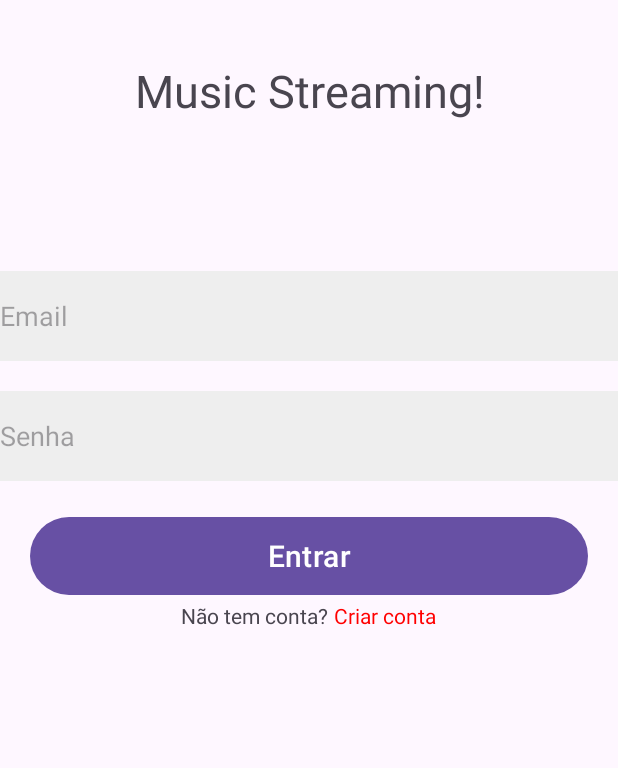
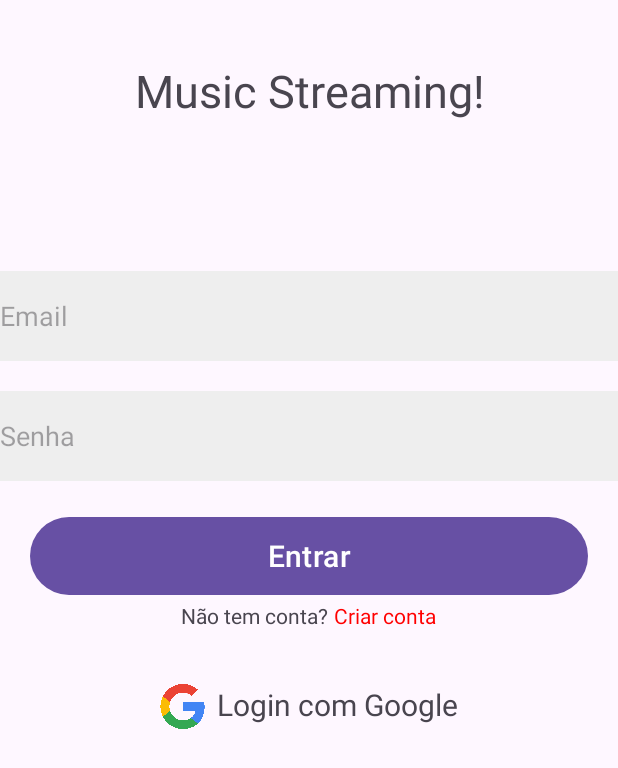
Before and after one commit to V1nic1us/music-streaming-app, an Android app: the screen it shows after launch (LoginScreen), on a phone screen of 412 x 824 dp. Shown: the top 768 px of the screen. Run offline under Robolectric (Android 15) with nearby library versions, the phone set to English and light mode, and no system bars; our stand-ins replace Firebase (no records; nobody signed in at launch, a user with empty details on screens opened directly).

Commit message:
feat: added login by google

```diff
--- a/app/build.gradle.kts
+++ b/app/build.gradle.kts
@@ -54,4 +54,6 @@ dependencies {
     implementation("com.google.firebase:firebase-auth")
     implementation("com.google.firebase:firebase-firestore")
 
+    implementation("com.google.android.gms:play-services-auth:21.2.0")
+
 }
--- a/app/src/main/java/com/v1nic1us/music_streaming_app/LoginScreen.kt
+++ b/app/src/main/java/com/v1nic1us/music_streaming_app/LoginScreen.kt
@@ -1,6 +1,8 @@
 package com.v1nic1us.music_streaming_app
 
+import android.content.ContentProviderClient
 import android.content.Intent
+import android.content.IntentSender
 import android.os.Bundle
 import android.util.Log
 import android.widget.Toast
@@ -8,7 +10,11 @@ import androidx.activity.enableEdgeToEdge
 import androidx.appcompat.app.AppCompatActivity
 import androidx.core.view.ViewCompat
 import androidx.core.view.WindowInsetsCompat
+import com.google.android.gms.auth.api.identity.BeginSignInRequest
+import com.google.android.gms.auth.api.identity.Identity
+import com.google.android.gms.auth.api.identity.SignInClient
 import com.google.firebase.auth.FirebaseAuth
+import com.google.firebase.auth.GoogleAuthProvider
 import com.google.firebase.auth.ktx.auth
 import com.google.firebase.ktx.Firebase
 import com.v1nic1us.music_streaming_app.databinding.ActivityLoginScreenBinding
@@ -16,8 +22,40 @@ import com.v1nic1us.music_streaming_app.databinding.ActivityRegisterScreenBindin
 
 class LoginScreen : AppCompatActivity() {
 
+    private val REQ_ONE_TAP = 2
     private lateinit var auth: FirebaseAuth
     private var binding: ActivityLoginScreenBinding? = null
+    private lateinit var  oneTapClient: SignInClient
+    private lateinit var signInRequest: BeginSignInRequest
+
+    override fun onActivityResult(requestCode: Int, resultCode: Int, data: Intent?) {
+        super.onActivityResult(requestCode, resultCode, data)
+
+        when (requestCode) {
+            REQ_ONE_TAP -> {
+                val credential = oneTapClient.getSignInCredentialFromIntent(data)
+                val idToken = credential.googleIdToken
+
+                when {
+                    idToken != null -> {
+                        Log.d(TAG, "Got ID Token.")
+                        val firebaseAuthCredential = GoogleAuthProvider.getCredential(idToken, null)
+                        auth.signInWithCredential(firebaseAuthCredential).addOnCompleteListener { task ->
+                            if(task.isSuccessful){
+                                var intent = Intent(this@LoginScreen, MainActivity::class.java)
+                                startActivity(intent)
+                                Log.d(TAG, "signInWithCredential:Success")
+                            } else {
+                                Log.d(TAG, "signInWithCredential:Failure", task.exception)
+                            }
+                        }
+                    } else -> {
+                        Log.d(TAG, "No id token!")
+                    }
+                }
+            }
+        }
+    }
     override fun onCreate(savedInstanceState: Bundle?) {
         super.onCreate(savedInstanceState)
         enableEdgeToEdge()
@@ -29,8 +67,19 @@ class LoginScreen : AppCompatActivity() {
             insets
         }
         auth = Firebase.auth
+
+        oneTapClient = Identity.getSignInClient(this)
+        signInRequest = BeginSignInRequest.builder()
+            .setGoogleIdTokenRequestOptions(
+                BeginSignInRequest.GoogleIdTokenRequestOptions.builder()
+
+                    .setSupported(true)
+                    .setFilterByAuthorizedAccounts(false)
+                    .setServerClientId("1009204268890-cjob68pdoiv8p3e8kp1pkrl90ot8rmi0.apps.googleusercontent.com")
+                    .build()).setAutoSelectEnabled(true).build()
         btnLogin()
         btnCreateAccount()
+        btnGoogleLogin()
     }
 
     private fun signInWithEmailAndPassword(email: String, password: String){
@@ -60,6 +109,27 @@ class LoginScreen : AppCompatActivity() {
         }
     }
 
+    private fun btnGoogleLogin(){
+        binding?.rlLoginGoogle?.setOnClickListener{
+            showAuthGoogle()
+        }
+    }
+
+    private fun showAuthGoogle(){
+        oneTapClient.beginSignIn(signInRequest).addOnSuccessListener { result ->
+            try {
+                startIntentSenderForResult(result.pendingIntent.intentSender, REQ_ONE_TAP, null, 0, 0, 0, null)
+            }catch (e: IntentSender.SendIntentException){
+                Log.e(TAG, "Couldn't start One Tap UI: ${e.localizedMessage}")
+            }
+        }.addOnFailureListener(this) { e ->
+            if(e.localizedMessage.contains("Cannot find a matching credential")){
+                Toast.makeText(this@LoginScreen, "Não existi conta google logadas", Toast.LENGTH_SHORT).show()
+            }
+            Log.d(TAG, e.localizedMessage)
+        }
+    }
+
     private fun btnCreateAccount(){
         binding?.llSignUp?.setOnClickListener{
             var intent = Intent(this@LoginScreen, RegisterScreen::class.java)
--- a/app/src/main/res/layout/activity_login_screen.xml
+++ b/app/src/main/res/layout/activity_login_screen.xml
@@ -70,8 +70,31 @@
                 android:layout_marginStart="4dp"
                 android:id="@+id/tt_signUp" />
         </LinearLayout>
+    </RelativeLayout>
 
-
+    <RelativeLayout
+        android:layout_width="match_parent"
+        android:layout_height="wrap_content"
+        android:layout_marginTop="20dp"
+        android:id="@+id/rl_loginGoogle">
+        <LinearLayout
+            android:layout_width="wrap_content"
+            android:layout_height="wrap_content"
+            android:layout_margin="16dp"
+            android:layout_centerInParent="true">
+            <ImageView
+                android:layout_width="30dp"
+                android:layout_height="30dp"
+                android:src="@drawable/logo_google"
+                android:layout_centerInParent="true"
+                android:id="@+id/im_logoGoogle"/>
+            <TextView
+                android:layout_width="wrap_content"
+                android:layout_height="wrap_content"
+                android:text="Login com Google"
+                android:layout_marginLeft="8dp"
+                android:textSize="20sp"/>
+        </LinearLayout>
     </RelativeLayout>
 
 </LinearLayout>
```
Also changed, not shown: app/src/main/res/drawable/logo_google.png (added).
